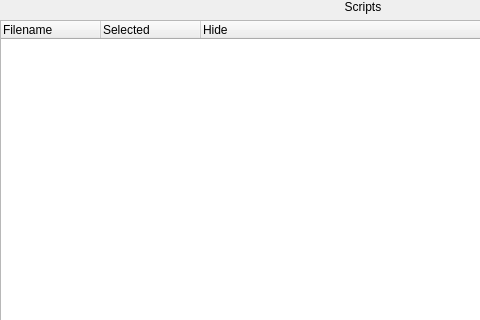
This is ui/widgets/js_script_multi_selector.ui in Overseven/audio-markup as Qt 5 draws it before an edit; both pictures show x 0 to 480 and y 0 to 320 of the 726 by 426 pixel window. The edited form follows.
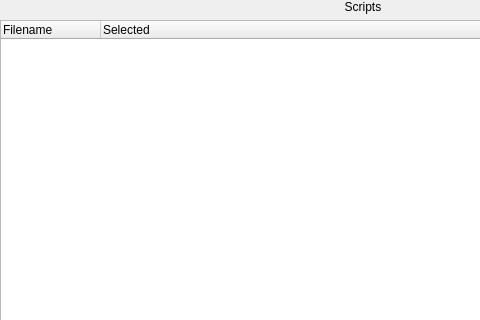
This is the edited form.

```diff
--- a/ui/widgets/js_script_multi_selector.ui
+++ b/ui/widgets/js_script_multi_selector.ui
@@ -48,11 +48,6 @@
        <string>Selected</string>
       </property>
      </column>
-     <column>
-      <property name="text">
-       <string>Hide</string>
-      </property>
-     </column>
     </widget>
    </item>
   </layout>
```
